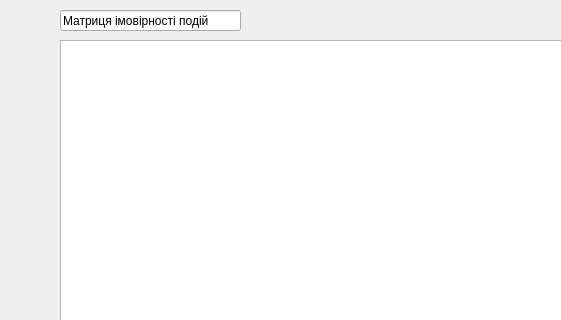
renat-shukiurov/lab1-monte, file design.ui: the form before one commit; both pictures show x 0 to 561 and y 0 to 320 of the 680 by 600 pixel window.
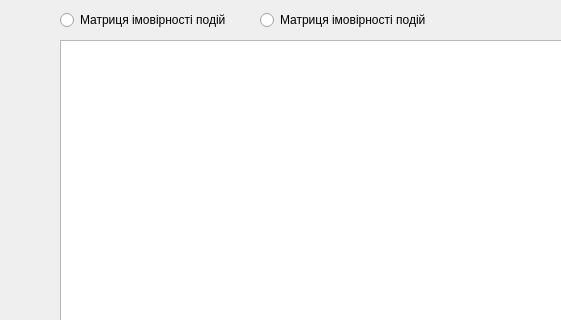
The form after the commit.

Diff of the .ui file:
```diff
--- a/design.ui
+++ b/design.ui
@@ -23,19 +23,15 @@
       <height>281</height>
      </rect>
     </property>
-   </widget>
-   <widget class="QLineEdit" name="arr_name">
-    <property name="geometry">
-     <rect>
-      <x>60</x>
-      <y>10</y>
-      <width>181</width>
-      <height>21</height>
-     </rect>
+    <property name="iconSize">
+     <size>
+      <width>0</width>
+      <height>0</height>
+     </size>
     </property>
-    <property name="text">
-     <string>Матриця імовірності подій</string>
-    </property>
+    <attribute name="horizontalHeaderDefaultSectionSize">
+     <number>50</number>
+    </attribute>
    </widget>
    <widget class="QPushButton" name="pushButton">
     <property name="geometry">
@@ -50,6 +46,32 @@
      <string>Далі</string>
     </property>
    </widget>
+   <widget class="QRadioButton" name="radioButton">
+    <property name="geometry">
+     <rect>
+      <x>60</x>
+      <y>10</y>
+      <width>201</width>
+      <height>20</height>
+     </rect>
+    </property>
+    <property name="text">
+     <string>Матриця імовірності подій</string>
+    </property>
+   </widget>
+   <widget class="QRadioButton" name="radioButton_2">
+    <property name="geometry">
+     <rect>
+      <x>260</x>
+      <y>10</y>
+      <width>201</width>
+      <height>20</height>
+     </rect>
+    </property>
+    <property name="text">
+     <string>Матриця імовірності подій</string>
+    </property>
+   </widget>
   </widget>
  </widget>
  <resources/>
```
